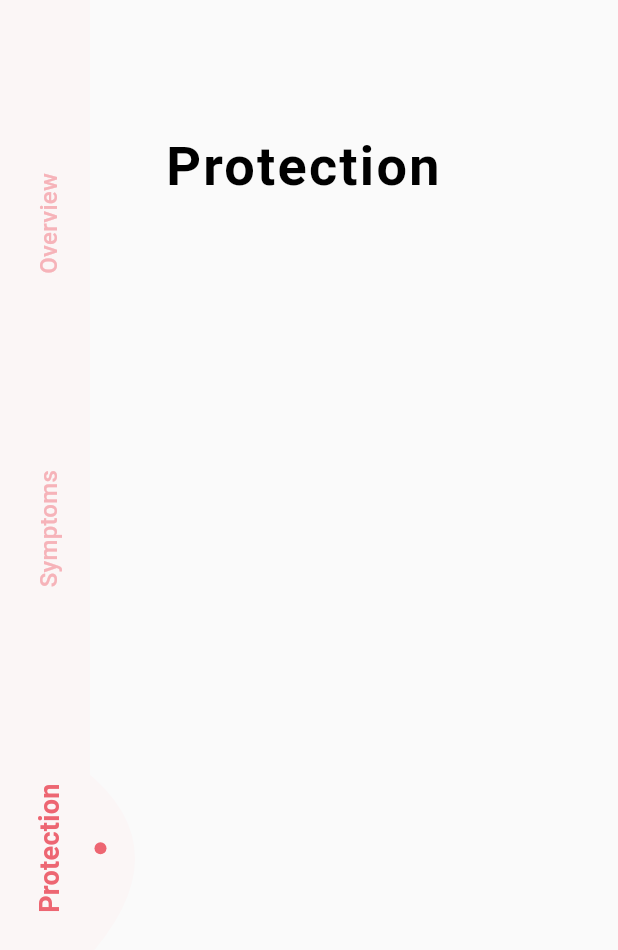
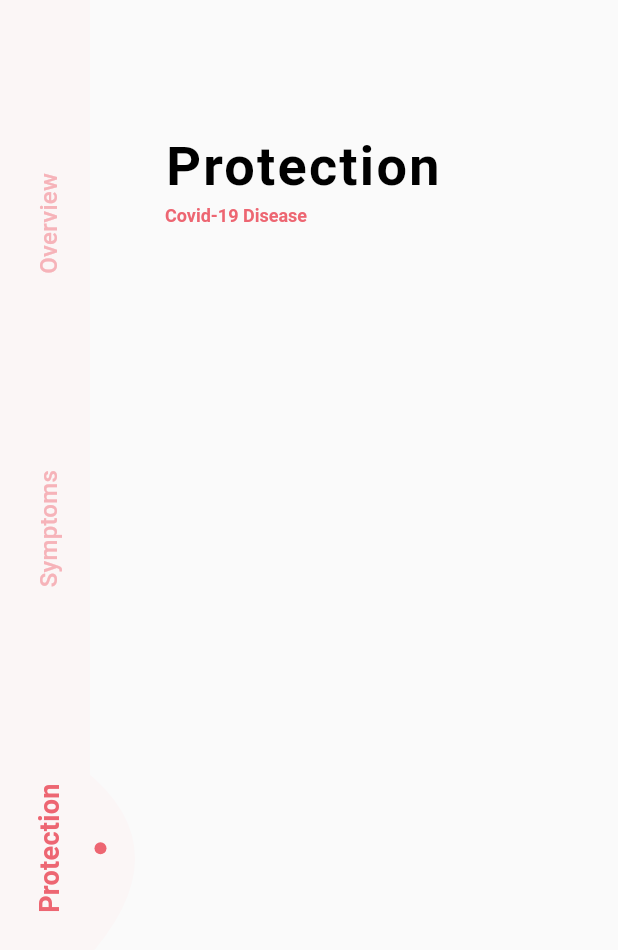
Before and after one commit to KeiShadow/Cz-covid19-tracker-app, a Flutter app: the screen it shows after launch, after a tap on "Symptoms", after a tap on "Protection", on a phone screen of 412 x 824 dp. Shown: the top 950 px of the screen. Run offline on Flutter 3.47's test engine with Material 2 defaults, Android fonts, the phone set to English and light mode, and no system bars; our stand-ins replace bloc, flutter_bloc, font_awesome_flutter, shared_preferences; missing offline and left inert: shared_preferences_web; Roboto replaces fonts that are missing (DM Sans).

Commit message:
Code cleaning

```diff
--- a/lib/config/themes/light_theme.dart
+++ b/lib/config/themes/light_theme.dart
@@ -12,7 +12,10 @@ ThemeData lightTheme = ThemeData(
         color: Colors.black),
     subtitle1: TextStyle(
         fontSize: 12.0, color: primaryColor, fontWeight: FontWeight.w700),
-    subtitle2:
-        TextStyle(fontSize: 14.0, color: secondaryColor.shade800, height: 1.8),
+    subtitle2: TextStyle(
+        fontSize: 14.0,
+        color: secondaryColor.shade700,
+        height: 1.8,
+        fontWeight: FontWeight.w400),
   ),
 );
--- a/lib/views/main.dart
+++ b/lib/views/main.dart
@@ -1,4 +1,4 @@
-import 'package:covid19_stats/views/overview_view/overview_view.dart';
+import '../views/overview_view/overview_view.dart';
 
 import '../config/navigation/navigation_bloc.dart';
 import 'package:flutter_bloc/flutter_bloc.dart';
@@ -32,7 +32,6 @@ class MyApp extends StatelessWidget {
 }
 
 class HomeScreen extends StatelessWidget {
-  // This widget is the root of your application.
   @override
   Widget build(BuildContext context) {
     return Scaffold(
@@ -50,7 +49,7 @@ class HomeScreen extends StatelessWidget {
             SidebarWidget(),
           ],
         ),
-      ), // This trailing comma makes auto-formatting nicer for build methods.
+      ),
     );
   }
 }
--- a/lib/views/protection_view/protection_view.dart
+++ b/lib/views/protection_view/protection_view.dart
@@ -19,7 +19,32 @@ class _ProtectionViewState extends State<ProtectionView> {
           AppLocalizations.of(context)!.translate('protection'),
           style: Theme.of(context).textTheme.headline6,
         ),
+        SizedBox(
+          height: 5.0,
+        ),
+        TopHeaderView(context),
       ],
     );
   }
+
+  Widget TopHeaderView(context) {
+    return Container(
+      height: 150.0,
+      width: 220.0,
+      child: Column(
+        crossAxisAlignment: CrossAxisAlignment.start,
+        children: [
+          //Subtext
+          Text(
+            AppLocalizations.of(context)!.translate('covid19Subtitle'),
+            style: Theme.of(context).textTheme.subtitle1,
+          ),
+          SizedBox(
+            height: 10,
+          ),
+          //InfoText
+        ],
+      ),
+    );
+  }
 }
--- a/lib/views/symptoms_view/symptoms_view.dart
+++ b/lib/views/symptoms_view/symptoms_view.dart
@@ -19,7 +19,32 @@ class _SymptomsViewState extends State<SymptomsView> {
           AppLocalizations.of(context)!.translate('symptoms'),
           style: Theme.of(context).textTheme.headline6,
         ),
+        SizedBox(
+          height: 5,
+        ),
+        TopHeaderView(context),
       ],
     );
   }
+
+  Widget TopHeaderView(context) {
+    return Container(
+      height: 150.0,
+      width: 220.0,
+      child: Column(
+        crossAxisAlignment: CrossAxisAlignment.start,
+        children: [
+          //Subtext
+          Text(
+            AppLocalizations.of(context)!.translate('covid19Subtitle'),
+            style: Theme.of(context).textTheme.subtitle1,
+          ),
+          SizedBox(
+            height: 10,
+          ),
+          //InfoText
+        ],
+      ),
+    );
+  }
 }
--- /dev/null
+++ b/lib/widgets/custom_sidebar/background_widget.dart
@@ -0,0 +1,37 @@
+import '../../config/themes/theme.dart';
+import '../../widgets/custom_sidebar/sidebar_clipper.dart';
+import 'package:flutter/cupertino.dart';
+
+class BackgroundWidget extends StatelessWidget {
+  BackgroundWidget(
+      {Key? key,
+      @required this.startYPosition,
+      @required this.selectedWidgetSize})
+      : super(key: key);
+
+  final double? startYPosition;
+  final Size? selectedWidgetSize;
+
+  @override
+  Widget build(BuildContext context) {
+    return Positioned(
+      width: 110,
+      left: 0,
+      bottom: 0,
+      top: 0,
+      child: ClipPath(
+        clipper: SidebarClipper(
+          (startYPosition == null || selectedWidgetSize == null)
+              ? 0
+              : startYPosition! - 20,
+          (startYPosition == null || selectedWidgetSize == null)
+              ? 0
+              : startYPosition! + selectedWidgetSize!.width + 20,
+        ),
+        child: Container(
+          decoration: BoxDecoration(color: drawerBackground),
+        ),
+      ),
+    );
+  }
+}
--- a/lib/widgets/custom_sidebar/sidebar_widget.dart
+++ b/lib/widgets/custom_sidebar/sidebar_widget.dart
@@ -1,7 +1,7 @@
+import '../../widgets/custom_sidebar/background_widget.dart';
+
 import '../../Localization/app_localizations.dart';
 import '../../config/navigation/navigation_bloc.dart';
-import '../../config/themes/theme.dart';
-import '../../widgets/custom_sidebar/sidebar_clipper.dart';
 import '../../widgets/custom_sidebar/sidebar_item.dart';
 import 'package:flutter/cupertino.dart';
 import 'package:flutter/material.dart';
@@ -50,25 +50,9 @@ class _SidebarWidgetState extends State<SidebarWidget> {
   Widget build(BuildContext context) {
     return Stack(
       children: [
-        Positioned(
-          width: 110,
-          left: 0,
-          bottom: 0,
-          top: 0,
-          child: ClipPath(
-            clipper: SidebarClipper(
-              (startYPosition == null || selectedWidgetSize == null)
-                  ? 0
-                  : startYPosition! - 20,
-              (startYPosition == null || selectedWidgetSize == null)
-                  ? 0
-                  : startYPosition! + selectedWidgetSize!.width + 20,
-            ),
-            child: Container(
-              decoration: BoxDecoration(color: drawerBackground),
-            ),
-          ),
-        ),
+        BackgroundWidget(
+            startYPosition: startYPosition,
+            selectedWidgetSize: selectedWidgetSize),
         Positioned(
             width: 90,
             left: 0,
```
Also changed, not shown: lib/widgets/custom_sidebar/sidebar_item.dart (+1 -30 lines).
